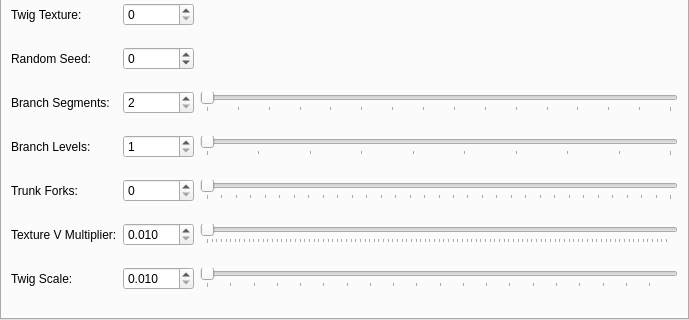
srdamagia/MagicGameEditor, file MagicGameEditor/vegetationinfo.ui: the form before one commit; both pictures show x 0 to 689 and y 245 to 565 of the 689 by 565 pixel window.
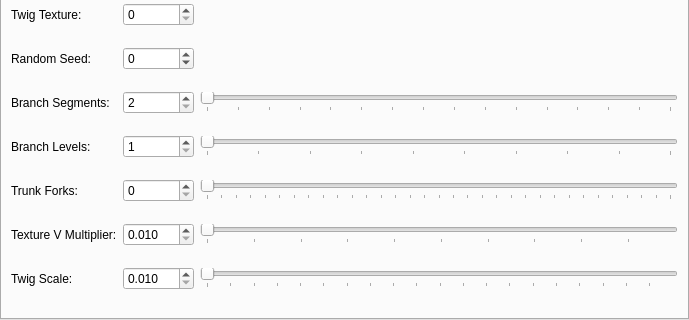
The form after the commit. Icons and pictures are not drawn.

The edit to the form file:
```diff
--- a/MagicGameEditor/vegetationinfo.ui
+++ b/MagicGameEditor/vegetationinfo.ui
@@ -365,7 +365,7 @@
           <number>10</number>
          </property>
          <property name="maximum">
-          <number>10000</number>
+          <number>1000</number>
          </property>
          <property name="orientation">
           <enum>Qt::Horizontal</enum>
```
Left out of the diff: 2 changed lines with no effect on the pictures.
